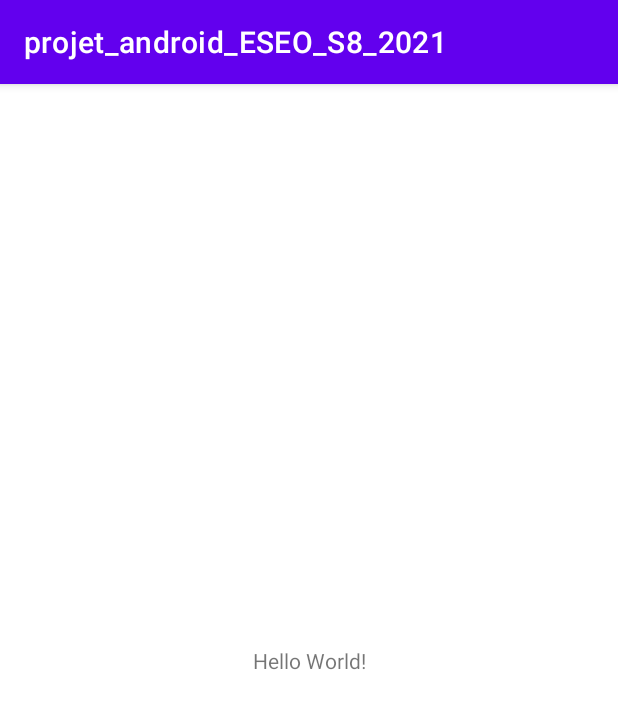
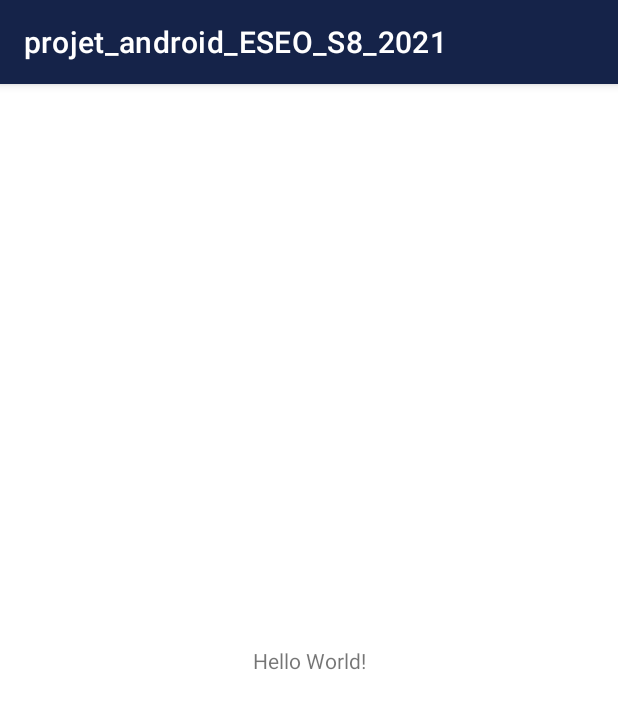
Before and after one commit to QuentinPin/projet_android_ESEO_S8_2021, an Android app: the screen it shows after launch (MainActivity), on a phone screen of 412 x 824 dp. Shown: the top 709 px of the screen. Run offline under Robolectric (Android 15) with nearby library versions, the phone set to English and light mode, and no system bars.

Commit message:
Changement des couleur du thème pour correspondre au logo

```diff
--- a/app/src/main/res/values/themes.xml
+++ b/app/src/main/res/values/themes.xml
@@ -2,8 +2,8 @@
     <!-- Base application theme. -->
     <style name="Theme.Projet_android_ESEO_S8_2021" parent="Theme.MaterialComponents.DayNight.DarkActionBar">
         <!-- Primary brand color. -->
-        <item name="colorPrimary">@color/purple_500</item>
-        <item name="colorPrimaryVariant">@color/purple_700</item>
+        <item name="colorPrimary">#152349</item>
+        <item name="colorPrimaryVariant">#152349</item>
         <item name="colorOnPrimary">@color/white</item>
         <!-- Secondary brand color. -->
         <item name="colorSecondary">@color/teal_200</item>
```
